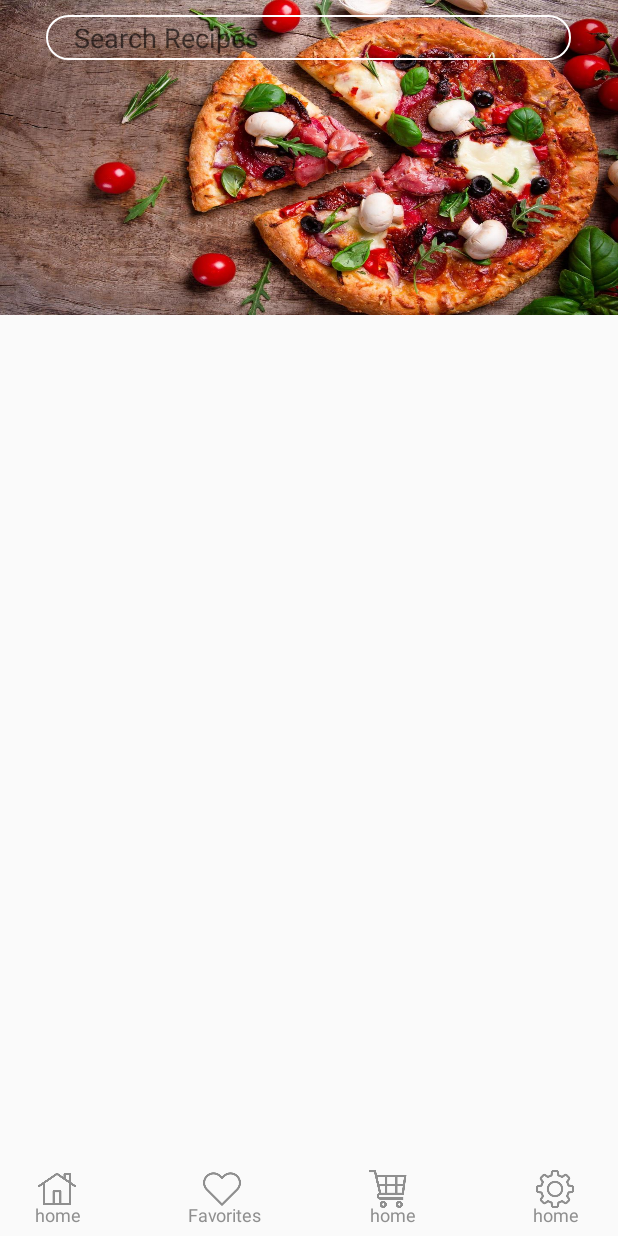
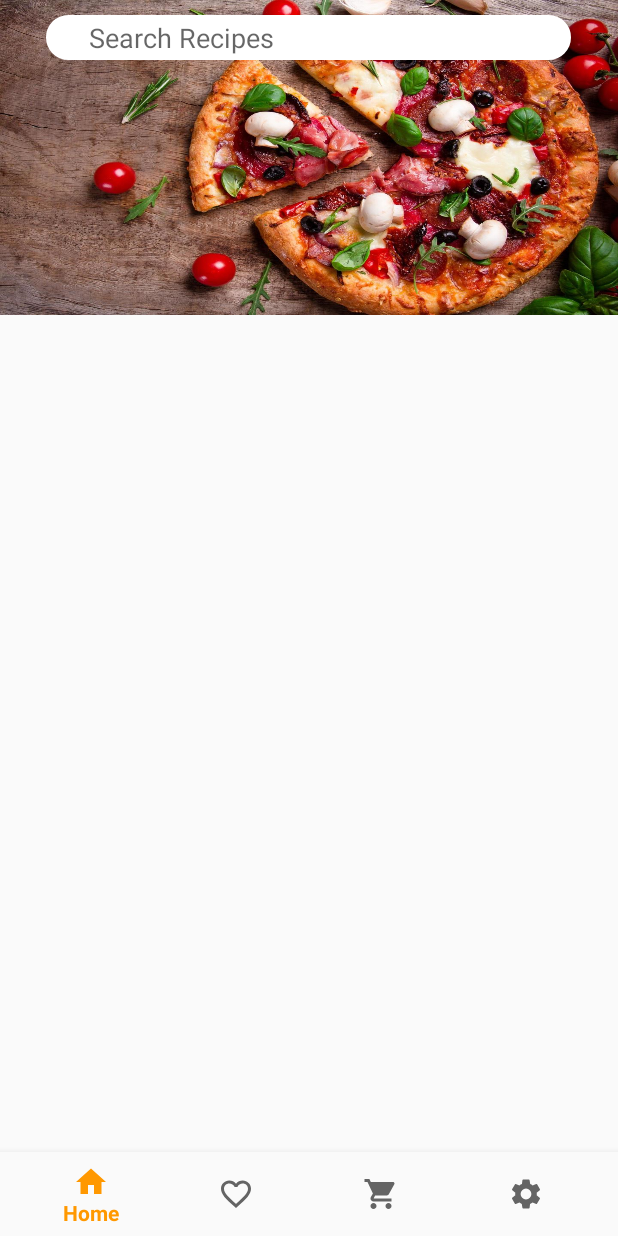
Before and after one commit to JavaCoffeeBean/Munchiez, an Android app: the layout home_page.xml on its own in the app's theme, with its tools: preview values and no code run, on a phone screen of 412 x 824 dp. Run offline under Robolectric (Android 15) with nearby library versions, the phone set to English and light mode, and no system bars.

Commit message:
finished ui for home page

```diff
--- a/app/build.gradle
+++ b/app/build.gradle
@@ -22,7 +22,10 @@ android {
 dependencies {
     implementation fileTree(dir: 'libs', include: ['*.jar'])
     implementation 'androidx.appcompat:appcompat:1.0.0'
+    implementation 'com.google.android.material:material:1.0.0'
     implementation 'androidx.constraintlayout:constraintlayout:1.1.3'
+    implementation 'androidx.annotation:annotation:1.1.0'
+    implementation 'androidx.lifecycle:lifecycle-extensions:2.1.0'
     testImplementation 'junit:junit:4.12'
     androidTestImplementation 'androidx.test:runner:1.2.0'
     androidTestImplementation 'androidx.test.espresso:espresso-core:3.2.0'
--- a/app/src/main/AndroidManifest.xml
+++ b/app/src/main/AndroidManifest.xml
@@ -2,8 +2,7 @@
 <manifest xmlns:android="http://schemas.android.com/apk/res/android"
     package="com.example.android.munchiez">
 
-    <uses-permission android:name="android.permission.INTERNET"/>
-
+    <uses-permission android:name="android.permission.INTERNET" />
 
     <application
         android:allowBackup="true"
@@ -12,10 +11,12 @@
         android:roundIcon="@mipmap/ic_launcher_round"
         android:supportsRtl="true"
         android:theme="@style/AppTheme">
+        <activity
+            android:name=".ui.login.LoginActivity"
+            android:label="@string/title_activity_login"></activity>
         <activity android:name=".MainActivity">
             <intent-filter>
                 <action android:name="android.intent.action.MAIN" />
-
 
                 <category android:name="android.intent.category.LAUNCHER" />
             </intent-filter>
--- /dev/null
+++ b/app/src/main/res/drawable/ic_favorite_border_black_24dp.xml
@@ -0,0 +1,9 @@
+<vector xmlns:android="http://schemas.android.com/apk/res/android"
+        android:width="24dp"
+        android:height="24dp"
+        android:viewportWidth="24.0"
+        android:viewportHeight="24.0">
+    <path
+        android:fillColor="#FF000000"
+        android:pathData="M16.5,3c-1.74,0 -3.41,0.81 -4.5,2.09C10.91,3.81 9.24,3 7.5,3 4.42,3 2,5.42 2,8.5c0,3.78 3.4,6.86 8.55,11.54L12,21.35l1.45,-1.32C18.6,15.36 22,12.28 22,8.5 22,5.42 19.58,3 16.5,3zM12.1,18.55l-0.1,0.1 -0.1,-0.1C7.14,14.24 4,11.39 4,8.5 4,6.5 5.5,5 7.5,5c1.54,0 3.04,0.99 3.57,2.36h1.87C13.46,5.99 14.96,5 16.5,5c2,0 3.5,1.5 3.5,3.5 0,2.89 -3.14,5.74 -7.9,10.05z"/>
+</vector>
--- /dev/null
+++ b/app/src/main/res/drawable/ic_home_black_24dp.xml
@@ -0,0 +1,9 @@
+<vector xmlns:android="http://schemas.android.com/apk/res/android"
+        android:width="24dp"
+        android:height="24dp"
+        android:viewportWidth="24.0"
+        android:viewportHeight="24.0">
+    <path
+        android:fillColor="#FF000000"
+        android:pathData="M10,20v-6h4v6h5v-8h3L12,3 2,12h3v8z"/>
+</vector>
--- /dev/null
+++ b/app/src/main/res/drawable/ic_settings_black_24dp.xml
@@ -0,0 +1,9 @@
+<vector xmlns:android="http://schemas.android.com/apk/res/android"
+        android:width="24dp"
+        android:height="24dp"
+        android:viewportWidth="24"
+        android:viewportHeight="24">
+    <path
+        android:fillColor="#FF000000"
+        android:pathData="M19.1,12.9a2.8,2.8 0,0 0,0.1 -0.9,2.8 2.8,0 0,0 -0.1,-0.9l2.1,-1.6a0.7,0.7 0,0 0,0.1 -0.6L19.4,5.5a0.7,0.7 0,0 0,-0.6 -0.2l-2.4,1a6.5,6.5 0,0 0,-1.6 -0.9l-0.4,-2.6a0.5,0.5 0,0 0,-0.5 -0.4H10.1a0.5,0.5 0,0 0,-0.5 0.4L9.3,5.4a5.6,5.6 0,0 0,-1.7 0.9l-2.4,-1a0.4,0.4 0,0 0,-0.5 0.2l-2,3.4c-0.1,0.2 0,0.4 0.2,0.6l2,1.6a2.8,2.8 0,0 0,-0.1 0.9,2.8 2.8,0 0,0 0.1,0.9L2.8,14.5a0.7,0.7 0,0 0,-0.1 0.6l1.9,3.4a0.7,0.7 0,0 0,0.6 0.2l2.4,-1a6.5,6.5 0,0 0,1.6 0.9l0.4,2.6a0.5,0.5 0,0 0,0.5 0.4h3.8a0.5,0.5 0,0 0,0.5 -0.4l0.3,-2.6a5.6,5.6 0,0 0,1.7 -0.9l2.4,1a0.4,0.4 0,0 0,0.5 -0.2l2,-3.4c0.1,-0.2 0,-0.4 -0.2,-0.6ZM12,15.6A3.6,3.6 0,1 1,15.6 12,3.6 3.6,0 0,1 12,15.6Z"/>
+</vector>
--- /dev/null
+++ b/app/src/main/res/drawable/ic_shopping_cart_black_24dp.xml
@@ -0,0 +1,9 @@
+<vector xmlns:android="http://schemas.android.com/apk/res/android"
+        android:width="24dp"
+        android:height="24dp"
+        android:viewportWidth="24.0"
+        android:viewportHeight="24.0">
+    <path
+        android:fillColor="#FF000000"
+        android:pathData="M7,18c-1.1,0 -1.99,0.9 -1.99,2S5.9,22 7,22s2,-0.9 2,-2 -0.9,-2 -2,-2zM1,2v2h2l3.6,7.59 -1.35,2.45c-0.16,0.28 -0.25,0.61 -0.25,0.96 0,1.1 0.9,2 2,2h12v-2L7.42,15c-0.14,0 -0.25,-0.11 -0.25,-0.25l0.03,-0.12 0.9,-1.63h7.45c0.75,0 1.41,-0.41 1.75,-1.03l3.58,-6.49c0.08,-0.14 0.12,-0.31 0.12,-0.48 0,-0.55 -0.45,-1 -1,-1L5.21,4l-0.94,-2L1,2zM17,18c-1.1,0 -1.99,0.9 -1.99,2s0.89,2 1.99,2 2,-0.9 2,-2 -0.9,-2 -2,-2z"/>
+</vector>
--- a/app/src/main/res/layout/home_page.xml
+++ b/app/src/main/res/layout/home_page.xml
@@ -1,134 +1,21 @@
 <?xml version="1.0" encoding="utf-8"?>
 <RelativeLayout xmlns:android="http://schemas.android.com/apk/res/android"
-    android:orientation="vertical" android:layout_width="match_parent"
+    xmlns:app="http://schemas.android.com/apk/res-auto"
+    android:orientation="vertical"
+    android:layout_width="match_parent"
     android:layout_height="match_parent"
     android:id="@+id/parent">
 
  <!--this is start of bottom menu-->
 
-    <RelativeLayout
-        android:layout_width="match_parent"
-        android:layout_height="50dp"
-        android:layout_alignParentBottom="true">
-
-        <RelativeLayout
-            android:layout_width="match_parent"
-            android:layout_height="wrap_content"
-            android:paddingHorizontal="20dp">
-
-        <RelativeLayout
-            android:layout_alignParentStart="true"
-            android:id="@+id/home_box"
-            android:layout_width="40dp"
-            android:layout_height="wrap_content">
-
-        <ImageView
-            android:id="@+id/home"
-            android:layout_width="25dp"
-            android:layout_height="25dp"
-            android:background="@drawable/home_icon"
-            android:layout_marginTop="6dp"
-            android:layout_marginLeft="5dp"
-            android:backgroundTint="@color/grey"/>
-
-            <TextView
-                android:layout_width="match_parent"
-                android:layout_height="15dp"
-                android:text="home"
-                android:layout_marginTop="27dp"
-                android:layout_marginLeft="3dp"
-                android:textSize="12sp"
-                android:textColor="@color/grey"/>
-
-        </RelativeLayout>
-
-        <RelativeLayout
-            android:id="@+id/favorites_box"
-            android:layout_width="50dp"
-            android:layout_height="wrap_content"
-            android:layout_marginLeft="65dp"
-            android:layout_marginRight="65dp"
-            android:layout_toRightOf="@id/home_box">
-
-            <ImageView
-                android:id="@+id/favorites"
-                android:layout_width="25dp"
-                android:layout_height="25dp"
-                android:background="@drawable/heart_icon"
-                android:layout_marginTop="6dp"
-                android:layout_marginLeft="10dp"
-                android:backgroundTint="@color/grey"/>
-
-            <TextView
-                android:layout_width="wrap_content"
-                android:layout_height="15dp"
-                android:text="Favorites"
-                android:layout_marginTop="27dp"
-                android:textSize="12sp"
-                android:textColor="@color/grey"/>
-
-        </RelativeLayout>
-
-        <RelativeLayout
-            android:id="@+id/cart_box"
-            android:layout_width="40dp"
-            android:layout_height="wrap_content"
-            android:layout_toRightOf="@id/favorites_box">
-
-            <ImageView
-                android:id="@+id/cart"
-                android:layout_width="25dp"
-                android:layout_height="25dp"
-                android:background="@drawable/cart_icon"
-                android:layout_marginTop="6dp"
-                android:layout_marginLeft="5dp"
-                android:backgroundTint="@color/grey"/>
-
-            <TextView
-                android:layout_width="match_parent"
-                android:layout_height="15dp"
-                android:layout_marginLeft="6dp"
-                android:layout_marginTop="27dp"
-                android:text="home"
-                android:textColor="@color/grey"
-                android:textSize="12sp" />
+<com.google.android.material.bottomnavigation.BottomNavigationView
+    android:layout_width="match_parent"
+    android:layout_height="wrap_content"
+    android:layout_alignParentBottom="true"
+    app:menu="@menu/bottom_menu"
+    android:background="?android:attr/windowBackground"/>
 
 
-
-        </RelativeLayout>
-
-        <RelativeLayout
-            android:id="@+id/options_box"
-            android:layout_width="40dp"
-            android:layout_height="wrap_content"
-            android:layout_marginLeft="45dp"
-            android:layout_alignParentEnd="true">
-
-            <ImageView
-                android:id="@+id/options"
-                android:layout_width="25dp"
-                android:layout_height="25dp"
-                android:background="@drawable/options_icon"
-                android:layout_marginTop="6dp"
-                android:layout_marginLeft="5dp"
-                android:layout_marginRight="2dp"
-                android:backgroundTint="@color/grey"/>
-
-            <TextView
-                android:layout_width="match_parent"
-                android:layout_height="15dp"
-                android:text="home"
-                android:layout_marginTop="27dp"
-                android:layout_marginLeft="3dp"
-                android:textSize="12sp"
-                android:textColor="@color/grey"/>
-
-        </RelativeLayout>
-
-        </RelativeLayout>
-
-
-    </RelativeLayout>
 <!--This is the end of the bottom menu-->
 
     <ScrollView
@@ -150,7 +37,7 @@
         <androidx.recyclerview.widget.RecyclerView
             android:id="@+id/recycler_view"
             android:layout_width="match_parent"
-            android:layout_height="470dp"
+            android:layout_height="wrap_content"
             android:layout_alignTop="@id/home_image"
             android:layout_marginTop="210dp"
             android:padding="25dp">
@@ -164,11 +51,13 @@
 
 
     <EditText
+        android:backgroundTint="@color/white"
         android:layout_width="350dp"
         android:layout_height="30dp"
         android:layout_alignParentTop="true"
         android:layout_centerHorizontal="true"
         android:hint="    Search Recipes"
+        android:paddingLeft="10dp"
         android:layout_marginTop="10dp"
         android:background="@drawable/search_shape"
         android:layout_marginLeft="20dp"
--- /dev/null
+++ b/app/src/main/res/menu/bottom_menu.xml
@@ -0,0 +1,24 @@
+<?xml version="1.0" encoding="utf-8"?>
+<menu xmlns:android="http://schemas.android.com/apk/res/android">
+
+    <item
+        android:id="@+id/nav_home"
+        android:icon="@drawable/ic_home_black_24dp"
+        android:title="Home"/>
+
+    <item
+        android:id="@+id/nav_favorites"
+        android:icon="@drawable/ic_favorite_border_black_24dp"
+        android:title="Favorites"/>
+
+    <item
+        android:id="@+id/nav_cart"
+        android:icon="@drawable/ic_shopping_cart_black_24dp"
+        android:title="Cart"/>
+
+    <item
+        android:id="@+id/nav_options"
+        android:icon="@drawable/ic_settings_black_24dp"
+        android:title="Options"/>
+
+</menu>
--- /dev/null
+++ b/app/src/main/res/values/dimens.xml
@@ -0,0 +1,5 @@
+<resources>
+    <!-- Default screen margins, per the Android Design guidelines. -->
+    <dimen name="activity_horizontal_margin">16dp</dimen>
+    <dimen name="activity_vertical_margin">16dp</dimen>
+</resources>
--- a/app/src/main/res/values/strings.xml
+++ b/app/src/main/res/values/strings.xml
@@ -1,3 +1,12 @@
 <resources>
     <string name="app_name">Munchiez</string>
+    <string name="title_activity_login">Sign in</string>
+    <string name="prompt_email">Email</string>
+    <string name="prompt_password">Password</string>
+    <string name="action_sign_in">Sign in or register</string>
+    <string name="action_sign_in_short">Sign in</string>
+    <string name="welcome">"Welcome !"</string>
+    <string name="invalid_username">Not a valid username</string>
+    <string name="invalid_password">Password must be >5 characters</string>
+    <string name="login_failed">"Login failed"</string>
 </resources>
```
